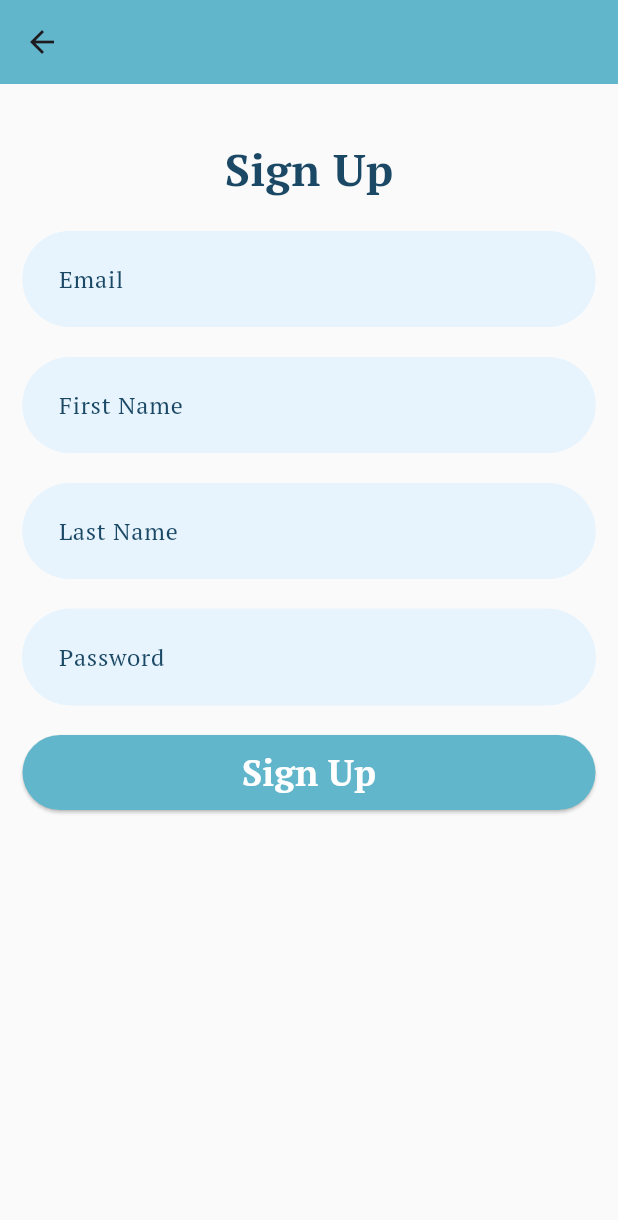
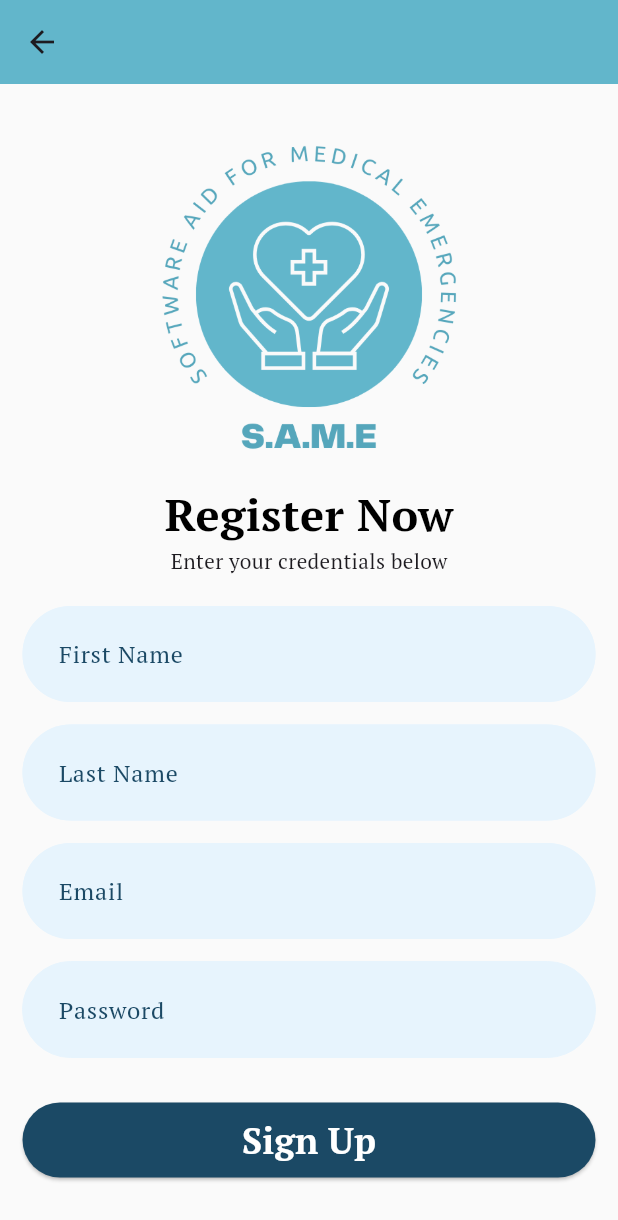
Before and after one commit to harshithlanka3/SAME-3311, a Flutter app: the SignUpPage screen opened directly, on a phone screen of 412 x 824 dp. Shown: the top 1220 px of the screen. Run offline on Flutter 3.47's test engine with Material 3 defaults, Android fonts, the phone set to English and light mode, and no system bars; our stand-ins replace firebase_auth, firebase_core, firebase_database, fluttertoast, image_picker, multi_select_flutter; accounts and stored records are empty.

Commit message:
UI for Sign Up Page

```diff
--- a/frontend/s_a_m_e/lib/login.dart
+++ b/frontend/s_a_m_e/lib/login.dart
@@ -256,7 +256,7 @@ class _LoginState extends State<Login> {
                     child: ElevatedButton(
                         style: const ButtonStyle(
                           foregroundColor: MaterialStatePropertyAll<Color>(white),
-                          backgroundColor: MaterialStatePropertyAll<Color>(teal),
+                          backgroundColor: MaterialStatePropertyAll<Color>(navy),
                         ),
                         onPressed: _signIn,
                         child: const Text('Sign In',
--- a/frontend/s_a_m_e/lib/signup.dart
+++ b/frontend/s_a_m_e/lib/signup.dart
@@ -75,30 +75,19 @@ class _SignUpPageState extends State<SignUpPage> {
         padding: const EdgeInsets.all(15.0),
         child: SingleChildScrollView(
           child: Column(
-            children: [
+            children: <Widget>[
               const SizedBox(height: 20),
-              const Text('Sign Up',
+              const Image(
+                height: 220,
+                image: AssetImage('assets/logo.png')
+              ),
+              const SizedBox(height: 10),
+              const Text('Register Now',
                   style: TextStyle(
                       fontWeight: FontWeight.bold,
                       fontSize: 30.0,
-                      color: navy)),
-              const SizedBox(height: 20),
-              TextField(
-                controller: _userEmail,
-                decoration: const InputDecoration(
-                  contentPadding: EdgeInsets.all(20.0),
-                  labelText: 'Email',
-                  labelStyle: TextStyle(color: navy),
-                  filled: true,
-                  fillColor: boxinsides,
-                  enabledBorder: OutlineInputBorder(
-                      borderRadius: BorderRadius.all(Radius.circular(40.0)),
-                      borderSide: BorderSide(color: boxinsides)),
-                  focusedBorder: OutlineInputBorder(
-                      borderRadius: BorderRadius.all(Radius.circular(40.0)),
-                      borderSide: BorderSide(color: boxinsides)),
-                ),
-              ),
+                      color: Colors.black)),
+              const Text('Enter your credentials below', style: TextStyle(fontSize: 14.0)),
               const SizedBox(height: 20),
               TextField(
                 controller: _userFirstName,
@@ -116,7 +105,7 @@ class _SignUpPageState extends State<SignUpPage> {
                       borderSide: BorderSide(color: boxinsides)),
                 ),
               ),
-              const SizedBox(height: 20),
+              const SizedBox(height: 15),
               TextField(
                 controller: _userLastName,
                 decoration: const InputDecoration(
@@ -133,7 +122,24 @@ class _SignUpPageState extends State<SignUpPage> {
                       borderSide: BorderSide(color: boxinsides)),
                 ),
               ),
-              const SizedBox(height: 20),
+              const SizedBox(height: 15),
+              TextField(
+                controller: _userEmail,
+                decoration: const InputDecoration(
+                  contentPadding: EdgeInsets.all(20.0),
+                  labelText: 'Email',
+                  labelStyle: TextStyle(color: navy),
+                  filled: true,
+                  fillColor: boxinsides,
+                  enabledBorder: OutlineInputBorder(
+                      borderRadius: BorderRadius.all(Radius.circular(40.0)),
+                      borderSide: BorderSide(color: boxinsides)),
+                  focusedBorder: OutlineInputBorder(
+                      borderRadius: BorderRadius.all(Radius.circular(40.0)),
+                      borderSide: BorderSide(color: boxinsides)),
+                ),
+              ),
+              const SizedBox(height: 15),
               TextField(
                 controller: _userPassword,
                 obscureText: true,
@@ -151,14 +157,14 @@ class _SignUpPageState extends State<SignUpPage> {
                       borderSide: BorderSide(color: boxinsides, width: 0)),
                 ),
               ),
-              const SizedBox(height: 20),
+              const SizedBox(height: 30),
               SizedBox(
                 width: MediaQuery.of(context).size.width,
                 height: 50,
                 child: ElevatedButton(
                   style: const ButtonStyle(
                     foregroundColor: MaterialStatePropertyAll<Color>(white),
-                    backgroundColor: MaterialStatePropertyAll<Color>(teal),
+                    backgroundColor: MaterialStatePropertyAll<Color>(navy),
                   ),
                   onPressed: () async {
                     if (_userEmail.text.isEmpty || _userPassword.text.isEmpty) {
```
Also changed, not shown: 1 other file.
